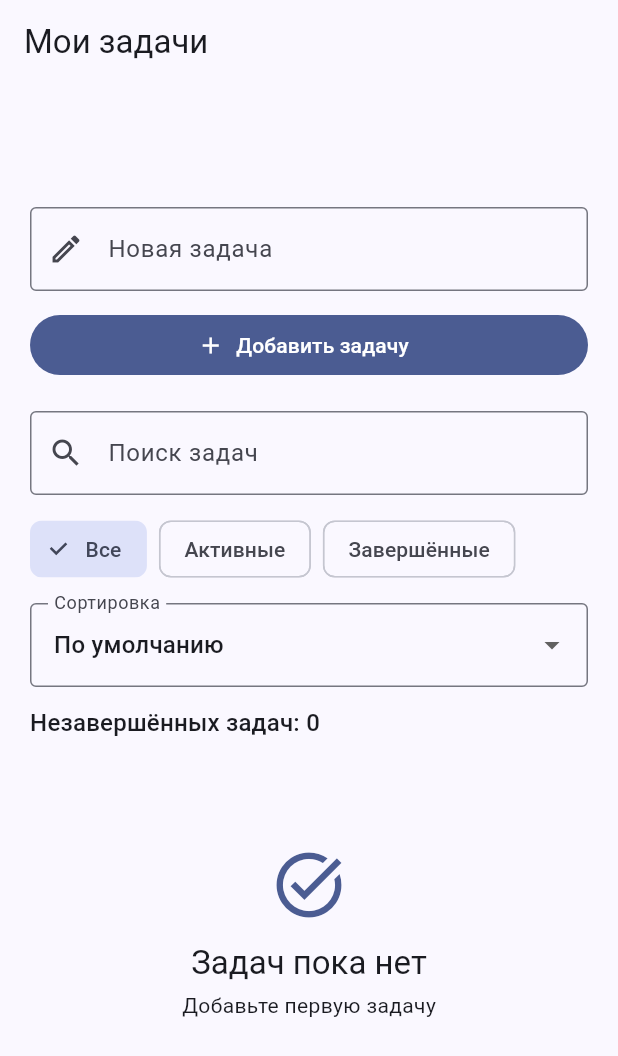
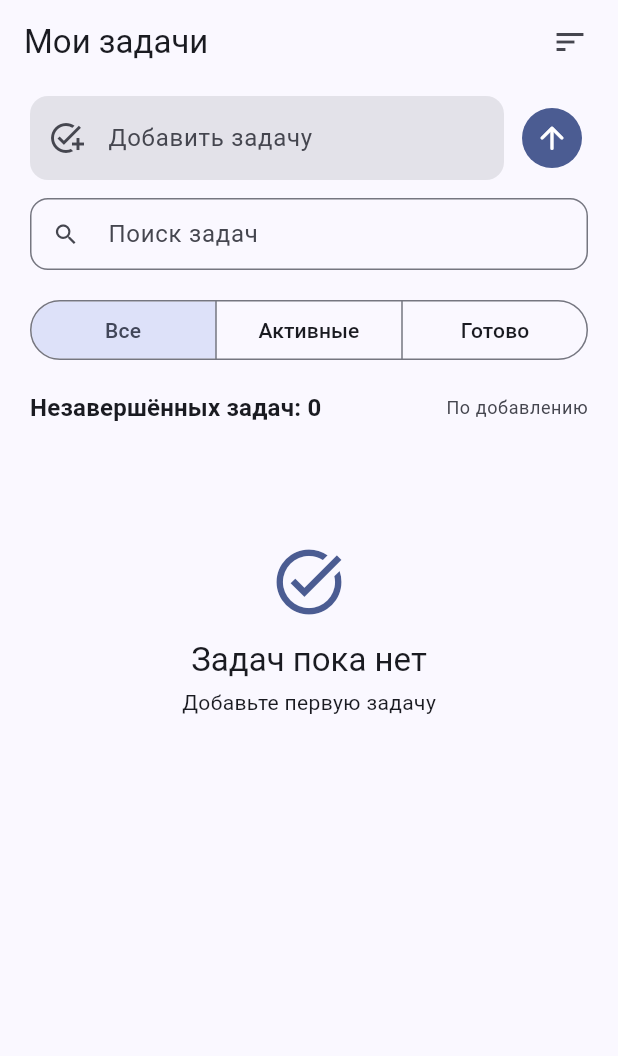
Before and after one commit to halsab/flutter-harness-lab, a Flutter app: the screen it shows after launch, on a phone screen of 412 x 824 dp. Shown: the top 1056 px of the screen. Run offline on Flutter 3.47's test engine with Material 3 defaults, Android fonts, the phone set to English and light mode, and no system bars; our stand-ins replace material_ui, shared_preferences.

Commit message:
Redesign My Tasks around a compact Material task list

```diff
--- a/lib/features/tasks/models/task_list_view.dart
+++ b/lib/features/tasks/models/task_list_view.dart
@@ -10,7 +10,7 @@ enum TaskFilter {
 }
 
 enum TaskSort {
-  defaultOrder('По умолчанию'),
+  defaultOrder('По добавлению'),
   ascending('А–Я'),
   descending('Я–А');
 
--- a/lib/features/tasks/screens/task_list_screen.dart
+++ b/lib/features/tasks/screens/task_list_screen.dart
@@ -17,6 +17,7 @@ class TaskListScreen extends StatefulWidget {
 
 class _TaskListScreenState extends State<TaskListScreen> {
   final _inputController = TextEditingController();
+  final _searchController = TextEditingController();
   TaskListViewModel get _model => widget.viewModel;
 
   @override
@@ -32,6 +33,7 @@ class _TaskListScreenState extends State<TaskListScreen> {
   void dispose() {
     _model.removeListener(_onModelChanged);
     _inputController.dispose();
+    _searchController.dispose();
     super.dispose();
   }
 
@@ -56,22 +58,17 @@ class _TaskListScreenState extends State<TaskListScreen> {
     );
   }
 
-  void _setTaskCompleted(TaskItem task, bool isCompleted) {
+  void _setTaskCompleted(TaskItem task, bool isCompleted) =>
       _model.setTaskCompleted(task.id, isCompleted, onFailure: _showWriteError);
-  }
 
-  void _deleteTask(TaskItem task) {
+  void _deleteTask(TaskItem task) =>
       _model.deleteTask(task.id, onFailure: _showWriteError);
-  }
 
-  void _duplicateTask(TaskItem task) {
+  void _duplicateTask(TaskItem task) =>
       _model.duplicateTask(task.id, onFailure: _showWriteError);
-  }
 
   Future<void> _deleteCompletedTasks() async {
-    if (!_model.canMutate || !_model.hasCompleted) {
-      return;
-    }
+    if (!_model.canMutate || !_model.hasCompleted) return;
     final confirmed = await showDialog<bool>(
       context: context,
       builder: (context) => AlertDialog(
@@ -95,122 +92,182 @@ class _TaskListScreenState extends State<TaskListScreen> {
   }
 
   Future<void> _editTask(TaskItem task) async {
-    if (!_model.canMutate) {
-      return;
-    }
+    if (!_model.canMutate) return;
     final title = await showDialog<String>(
       context: context,
       builder: (context) => EditTaskDialog(initialTitle: task.title),
     );
-    if (title == null || !mounted) {
-      return;
+    if (title != null && mounted) {
+      _model.renameTask(task.id, title, onFailure: _showWriteError);
     }
-    _model.renameTask(task.id, title, onFailure: _showWriteError);
   }
 
   @override
   Widget build(BuildContext context) {
     final listView = _model.listView;
     final visibleTasks = listView.tasks;
-    final activeTaskCount = listView.activeTaskCount;
-    final normalizedSearchQuery = _model.searchQuery.trim().toLowerCase();
+    final query = _model.searchQuery.trim().toLowerCase();
+    final theme = Theme.of(context);
     return Scaffold(
-      appBar: AppBar(title: const Text('Мои задачи')),
+      appBar: AppBar(
+        title: const Text('Мои задачи'),
+        actions: [
+          if (_model.hasCompleted)
+            IconButton(
+              tooltip: 'Удалить завершённые задачи',
+              onPressed: _deleteCompletedTasks,
+              icon: const Icon(Icons.delete_sweep_outlined),
+            ),
+          Semantics(
+            identifier: 'task-sort-menu',
+            child: PopupMenuButton<TaskSort>(
+              tooltip: 'Сортировка: ${_model.sort.label}',
+              icon: const Icon(Icons.sort),
+              onSelected: _model.setSort,
+              itemBuilder: (context) => [
+                for (final sort in TaskSort.values)
+                  PopupMenuItem(
+                    value: sort,
+                    child: Row(
+                      children: [
+                        Expanded(child: Text(sort.label)),
+                        if (_model.sort == sort)
+                          const Icon(Icons.check, size: 20),
+                      ],
+                    ),
+                  ),
+              ],
+            ),
+          ),
+          const SizedBox(width: AppTokens.space8),
+        ],
+      ),
       body: SafeArea(
-        child: Center(
+        child: Align(
+          alignment: Alignment.topCenter,
           child: ConstrainedBox(
             constraints: const BoxConstraints(maxWidth: AppTokens.contentWidth),
-            child: Padding(
-              padding: AppTokens.pagePadding,
             child: SingleChildScrollView(
               child: Column(
                 crossAxisAlignment: CrossAxisAlignment.stretch,
                 children: [
-                    Semantics(
+                  Padding(
+                    padding: const EdgeInsets.fromLTRB(
+                      AppTokens.space20,
+                      AppTokens.space8,
+                      AppTokens.space20,
+                      AppTokens.space16,
+                    ),
+                    child: Column(
+                      crossAxisAlignment: CrossAxisAlignment.stretch,
+                      children: [
+                        Row(
+                          children: [
+                            Expanded(
+                              child: Semantics(
                                 identifier: 'task-input',
                                 child: TextField(
                                   controller: _inputController,
                                   enabled: _model.canMutate,
                                   textInputAction: TextInputAction.done,
                                   onSubmitted: (_) => _addTask(),
-                        decoration: const InputDecoration(
-                          labelText: 'Новая задача',
-                          hintText: 'Например, купить продукты',
-                          prefixIcon: Icon(Icons.edit_outlined),
-                          border: OutlineInputBorder(),
+                                  decoration: InputDecoration(
+                                    hintText: 'Добавить задачу',
+                                    prefixIcon: const Icon(Icons.add_task),
+                                    filled: true,
+                                    border: OutlineInputBorder(
+                                      borderRadius: BorderRadius.circular(
+                                        AppTokens.radius,
+                                      ),
+                                      borderSide: BorderSide.none,
                                     ),
                                   ),
                                 ),
-                    const SizedBox(height: AppTokens.space12),
-                    SizedBox(
-                      width: double.infinity,
-                      child: Semantics(
-                        identifier: 'add-task',
-                        child: FilledButton.icon(
-                          onPressed: _model.canMutate ? _addTask : null,
-                          icon: const Icon(Icons.add),
-                          label: const Text('Добавить задачу'),
                               ),
                             ),
+                            const SizedBox(width: AppTokens.space8),
+                            Semantics(
+                              identifier: 'add-task',
+                              child: IconButton.filled(
+                                tooltip: 'Добавить задачу',
+                                onPressed: _model.canMutate ? _addTask : null,
+                                icon: const Icon(Icons.arrow_upward_rounded),
                               ),
-                    const SizedBox(height: AppTokens.space20),
-                    if (_model.canMutate) ...[
-                      Semantics(
-                        identifier: 'task-search',
-                        child: TextField(
-                          textInputAction: TextInputAction.search,
-                          onChanged: _model.setSearchQuery,
-                          decoration: const InputDecoration(
-                            labelText: 'Поиск задач',
-                            hintText: 'Введите название задачи',
-                            prefixIcon: Icon(Icons.search),
-                            border: OutlineInputBorder(),
-                          ),
-                        ),
-                      ),
-                      const SizedBox(height: AppTokens.space12),
-                      Wrap(
-                        spacing: AppTokens.space8,
-                        children: [
-                          for (final filter in TaskFilter.values)
-                            ChoiceChip(
-                              label: Text(filter.label),
-                              selected: _model.filter == filter,
-                              onSelected: (_) => _model.setFilter(filter),
                             ),
                           ],
                         ),
                         const SizedBox(height: AppTokens.space12),
-                      DropdownButtonFormField<TaskSort>(
-                        initialValue: _model.sort,
-                        decoration: const InputDecoration(
-                          labelText: 'Сортировка',
-                          border: OutlineInputBorder(),
+                        Semantics(
+                          identifier: 'task-search',
+                          child: TextField(
+                            controller: _searchController,
+                            textInputAction: TextInputAction.search,
+                            onChanged: _model.setSearchQuery,
+                            decoration: InputDecoration(
+                              hintText: 'Поиск задач',
+                              prefixIcon: const Icon(Icons.search),
+                              suffixIcon: _model.searchQuery.isEmpty
+                                  ? null
+                                  : IconButton(
+                                      tooltip: 'Очистить поиск',
+                                      onPressed: () {
+                                        _searchController.clear();
+                                        _model.setSearchQuery('');
+                                      },
+                                      icon: const Icon(Icons.close),
                                     ),
-                        items: [
-                          for (final sort in TaskSort.values)
-                            DropdownMenuItem(
-                              value: sort,
-                              child: Text(sort.label),
+                              isDense: true,
+                              border: OutlineInputBorder(
+                                borderRadius: BorderRadius.circular(
+                                  AppTokens.radius,
+                                ),
+                              ),
+                            ),
+                          ),
+                        ),
+                        const SizedBox(height: AppTokens.space16),
+                        SegmentedButton<TaskFilter>(
+                          showSelectedIcon: false,
+                          segments: [
+                            for (final filter in TaskFilter.values)
+                              ButtonSegment(
+                                value: filter,
+                                label: Text(
+                                  filter == TaskFilter.completed
+                                      ? 'Готово'
+                                      : filter.label,
+                                ),
                               ),
                           ],
-                        onChanged: (sort) {
-                          if (sort != null) {
-                            _model.setSort(sort);
+                          selected: {_model.filter},
+                          onSelectionChanged: (selection) {
+                            if (selection.isNotEmpty) {
+                              _model.setFilter(selection.first);
                             }
                           },
                         ),
-                      const SizedBox(height: AppTokens.space12),
-                      if (_model.hasCompleted)
-                        Align(
-                          alignment: Alignment.centerRight,
-                          child: TextButton.icon(
-                            onPressed: _deleteCompletedTasks,
-                            icon: const Icon(Icons.delete_sweep_outlined),
-                            label: const Text('Удалить завершённые'),
+                        const SizedBox(height: AppTokens.space16),
+                        Row(
+                          children: [
+                            Expanded(
+                              child: Text(
+                                'Незавершённых задач: ${listView.activeTaskCount}',
+                                style: theme.textTheme.titleMedium?.copyWith(
+                                  fontWeight: FontWeight.w600,
+                                ),
+                              ),
+                            ),
+                            Text(
+                              _model.sort.label,
+                              style: theme.textTheme.bodySmall?.copyWith(
+                                color: theme.colorScheme.onSurfaceVariant,
                               ),
                             ),
                           ],
+                        ),
+                      ],
+                    ),
+                  ),
                   if (_model.isLoading)
                     const SizedBox(
                       height: 200,
@@ -221,42 +278,38 @@ class _TaskListScreenState extends State<TaskListScreen> {
                       height: 200,
                       child: TaskLoadError(onRetry: _model.loadTasks),
                     )
-                    else ...[
-                      Padding(
-                        padding: const EdgeInsets.only(
-                          bottom: AppTokens.space8,
-                        ),
-                        child: Text(
-                          'Незавершённых задач: $activeTaskCount',
-                          style: Theme.of(context).textTheme.titleMedium,
-                        ),
-                      ),
-                      if (_model.isEmpty)
+                  else if (_model.isEmpty)
                     const SizedBox(height: 240, child: EmptyTasks())
-                      else if (visibleTasks.isEmpty &&
-                          normalizedSearchQuery.isNotEmpty)
-                        const SizedBox(
-                          height: 200,
-                          child: Center(child: Text('Задачи не найдены')),
-                        )
                   else if (visibleTasks.isEmpty)
                     SizedBox(
                       height: 200,
-                          child: EmptyFilteredTasks(filter: _model.filter),
+                      child: Center(
+                        child: Text(
+                          query.isNotEmpty
+                              ? 'Задачи не найдены'
+                              : _emptyFilterMessage(_model.filter),
+                          style: theme.textTheme.titleMedium,
+                        ),
+                      ),
                     )
                   else
                     for (final task in visibleTasks)
-                          TaskRow(
+                      Padding(
+                        padding: const EdgeInsets.fromLTRB(
+                          AppTokens.space12,
+                          0,
+                          AppTokens.space12,
+                          AppTokens.space4,
+                        ),
+                        child: TaskRow(
                           task: task,
-                            onToggle: (isCompleted) =>
-                                _setTaskCompleted(task, isCompleted),
+                          onToggle: (done) => _setTaskCompleted(task, done),
                           onEdit: () => _editTask(task),
                           onDelete: () => _deleteTask(task),
                           onDuplicate: () => _duplicateTask(task),
                         ),
+                      ),
                 ],
-                  ],
-                ),
               ),
             ),
           ),
@@ -264,4 +317,10 @@ class _TaskListScreenState extends State<TaskListScreen> {
       ),
     );
   }
+
+  String _emptyFilterMessage(TaskFilter filter) => switch (filter) {
+    TaskFilter.all => 'Задач пока нет',
+    TaskFilter.active => 'Нет активных задач',
+    TaskFilter.completed => 'Нет завершённых задач',
+  };
 }
```
Also changed, not shown: lib/features/tasks/widgets/task_list_widgets.dart (+51 -32 lines), maestro/flows/task_sort_menu_capture.yaml (added, +9 -0 lines), 2 other files. Lines whose indentation alone changed are shown as unchanged.
